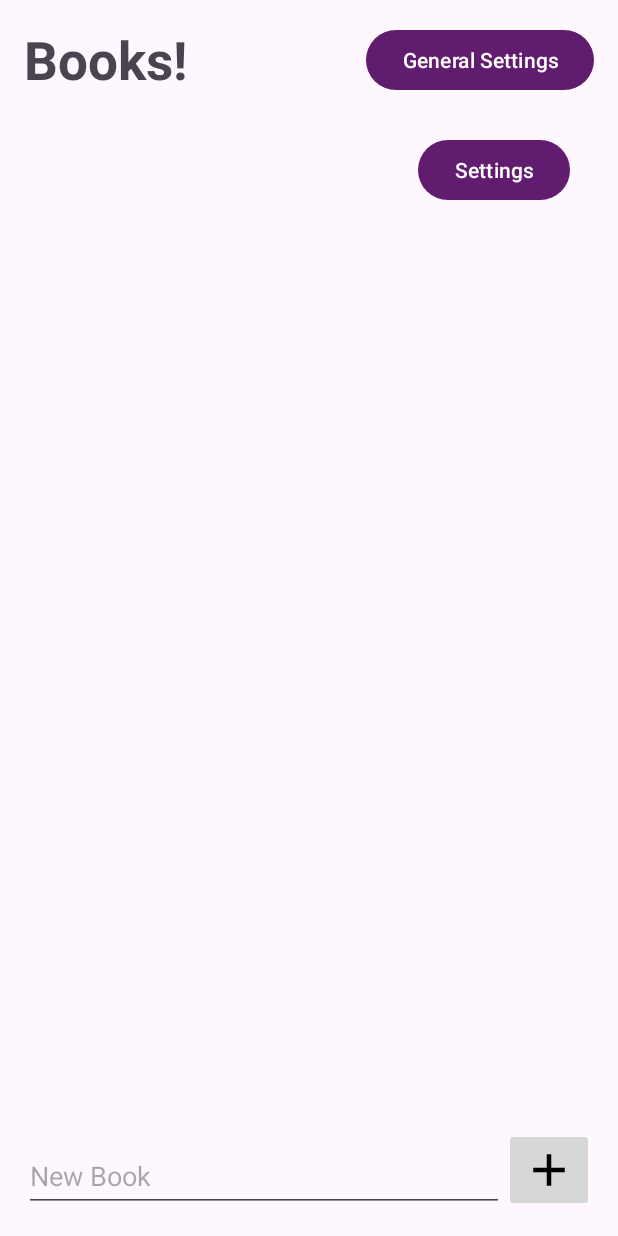
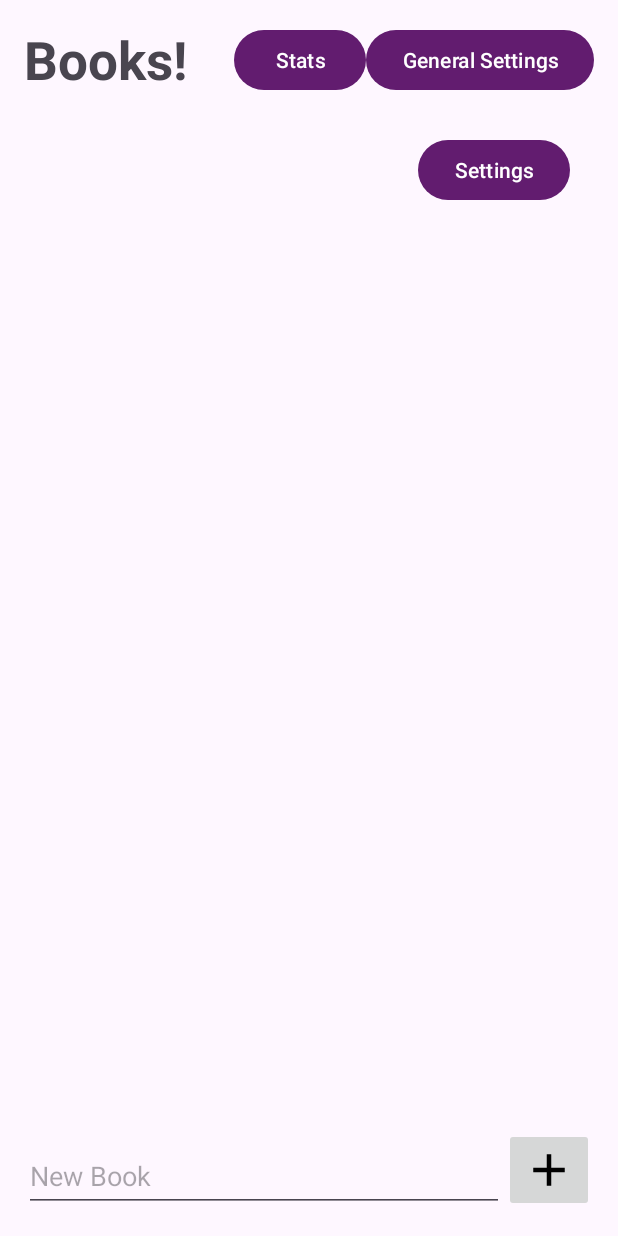
Before and after one commit to harsprad/beyondunknown, an Android app: the screen it shows after launch (MainActivity), after a tap on "Add Book", on a phone screen of 412 x 824 dp. Run offline under Robolectric (Android 15) with nearby library versions, the phone set to English and light mode, and no system bars.

Commit message:
Feat: Move stats to own activity

```diff
--- a/app/build.gradle.kts
+++ b/app/build.gradle.kts
@@ -48,12 +48,12 @@ android {
 }
 
 dependencies {
-
     implementation(libs.androidx.core.ktx)
     implementation(libs.androidx.appcompat)
     implementation(libs.material)
     implementation(libs.androidx.activity)
     implementation(libs.androidx.constraintlayout)
+    implementation(libs.anychart.android)
     testImplementation(libs.junit)
     androidTestImplementation(libs.androidx.junit)
     androidTestImplementation(libs.androidx.espresso.core)
--- a/app/src/main/AndroidManifest.xml
+++ b/app/src/main/AndroidManifest.xml
@@ -25,6 +25,7 @@
             </intent-filter>
         </activity>
         <activity android:name=".SecondaryActivity" />
+        <activity android:name=".StatsActivity" />
     </application>
 
 </manifest>
--- a/app/src/main/java/com/example/beyondunknown/MainActivity.kt
+++ b/app/src/main/java/com/example/beyondunknown/MainActivity.kt
@@ -36,6 +36,10 @@ class MainActivity : AppCompatActivity() {
         binding.rvBookList.adapter = adapter
         binding.rvBookList.layoutManager = LinearLayoutManager(this)
 
+        binding.btnStats.setOnClickListener {
+            startActivity(Intent(this, StatsActivity::class.java))
+        }
+
         binding.btnSettings.setOnClickListener {
             val intent = Intent(this, SettingsActivity::class.java)
             settingsLauncher.launch(intent)
--- a/app/src/main/java/com/example/beyondunknown/SettingsActivity.kt
+++ b/app/src/main/java/com/example/beyondunknown/SettingsActivity.kt
@@ -6,6 +6,10 @@ import android.widget.Toast
 import androidx.activity.result.contract.ActivityResultContracts
 import androidx.appcompat.app.AlertDialog
 import androidx.appcompat.app.AppCompatActivity
+import com.anychart.AnyChart
+import com.anychart.chart.common.dataentry.BoxDataEntry
+import com.anychart.chart.common.dataentry.DataEntry
+import com.anychart.core.cartesian.series.Box
 import com.example.beyondunknown.databinding.ActivitySettingsBinding
 import java.io.BufferedOutputStream
 import java.io.File
@@ -60,6 +64,7 @@ class SettingsActivity : AppCompatActivity() {
         binding.btnGoBack.setOnClickListener{ finish() }
 
         binding.btnExport.setOnClickListener{ createZip() }
+
     }
 
     private fun deleteCsvFiles(directory: File) {
--- a/app/src/main/res/layout/activity_main.xml
+++ b/app/src/main/res/layout/activity_main.xml
@@ -7,6 +7,14 @@
     android:orientation="vertical"
     android:padding="16dp"
     tools:context="com.example.beyondunknown.MainActivity">
+
+    <Button
+        android:id="@+id/btnStats"
+        android:layout_width="wrap_content"
+        android:layout_height="wrap_content"
+        android:text="Stats"
+        app:layout_constraintEnd_toStartOf="@+id/btnSettings"
+        app:layout_constraintTop_toTopOf="parent" />
 
     <Button
         android:id="@+id/btnSettings"
@@ -23,7 +31,7 @@
         android:text="Books!"
         android:textSize="35sp"
         android:textStyle="bold"
-        app:layout_constraintEnd_toStartOf="@+id/btnSettings"
+        app:layout_constraintEnd_toStartOf="@+id/btnStats"
         app:layout_constraintStart_toStartOf="parent"
         app:layout_constraintTop_toTopOf="parent" />
 
--- a/app/src/main/res/layout/activity_settings.xml
+++ b/app/src/main/res/layout/activity_settings.xml
@@ -12,10 +12,10 @@
         android:layout_width="wrap_content"
         android:layout_height="wrap_content"
         android:text="Reset"
+        app:layout_constraintBottom_toTopOf="@+id/btnExport"
         app:layout_constraintEnd_toEndOf="parent"
         app:layout_constraintStart_toStartOf="parent"
-        app:layout_constraintTop_toTopOf="parent"
-        app:layout_constraintBottom_toTopOf="@+id/btnExport"/>
+        app:layout_constraintTop_toTopOf="parent" />
 
     <Button
         android:id="@+id/btnExport"
@@ -38,4 +38,5 @@
         app:layout_constraintEnd_toEndOf="parent"
         app:layout_constraintStart_toStartOf="parent"
         app:layout_constraintTop_toBottomOf="@+id/btnExport" />
+
 </androidx.constraintlayout.widget.ConstraintLayout>
```
Also changed, not shown: app/src/main/java/com/example/beyondunknown/StatsActivity.kt (added, +22 -0 lines), app/src/main/res/layout/activity_stats.xml (added, +26 -0 lines), gradle/libs.versions.toml (+3 -5 lines), settings.gradle.kts (+2 -7 lines), gradle/wrapper/gradle-wrapper.properties.
